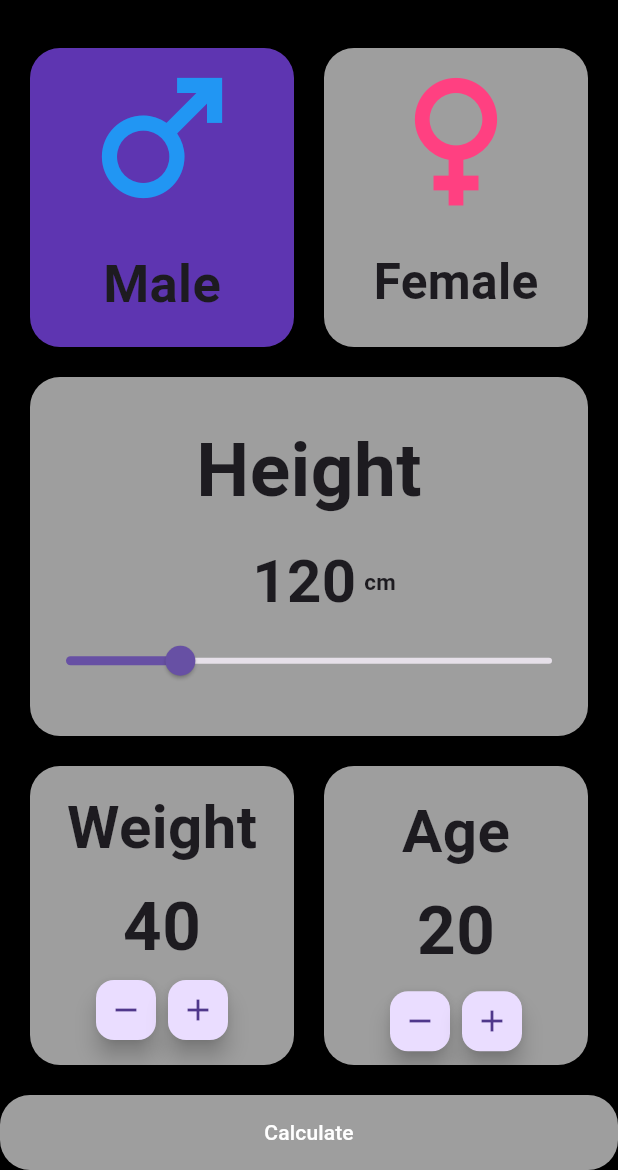
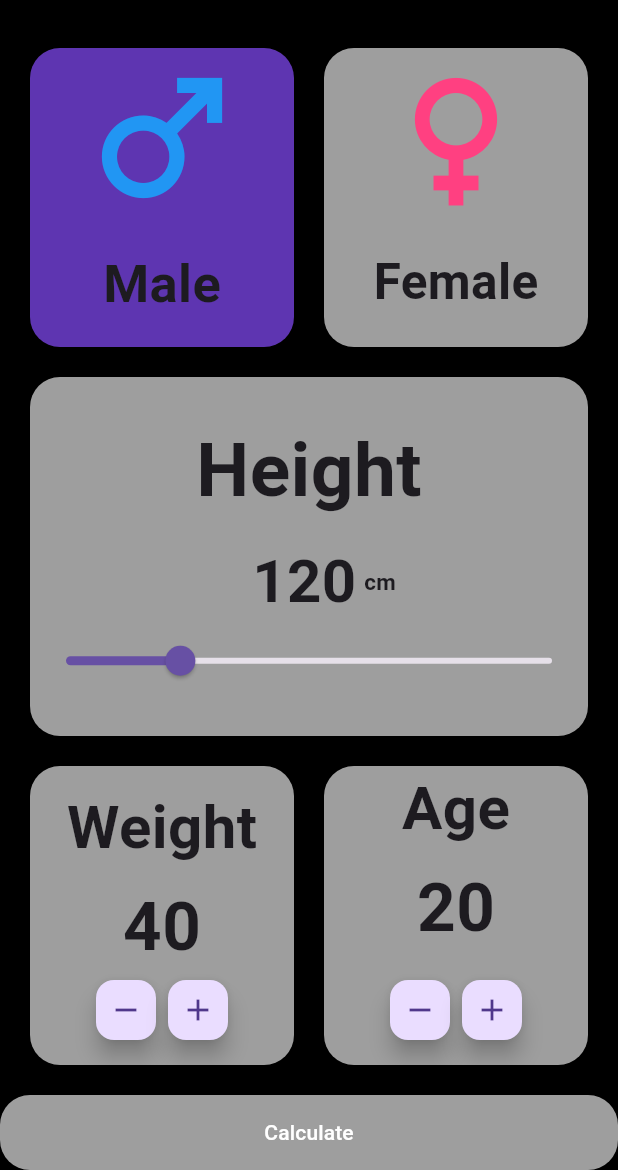
Before and after one commit to nouramer725/Bmi-Calculator, a Flutter app: the screen it shows after launch, on a phone screen of 412 x 824 dp, the part 66-1236 px from its top. Run offline on Flutter 3.47's test engine with Material 3 defaults, Android fonts, the phone set to English and light mode, and no system bars.

Commit message:
initial commit

```diff
--- a/lib/bmi.dart
+++ b/lib/bmi.dart
@@ -271,9 +271,7 @@ class _bmiScreenState extends State<bmiScreen> {
                       child: Column(
                         mainAxisAlignment: MainAxisAlignment.center,
                         children: [
-                          SizedBox(
-                            height: 15,
-                          ),
+
                           Text(
                             'Age',
                             style: TextStyle(
```
